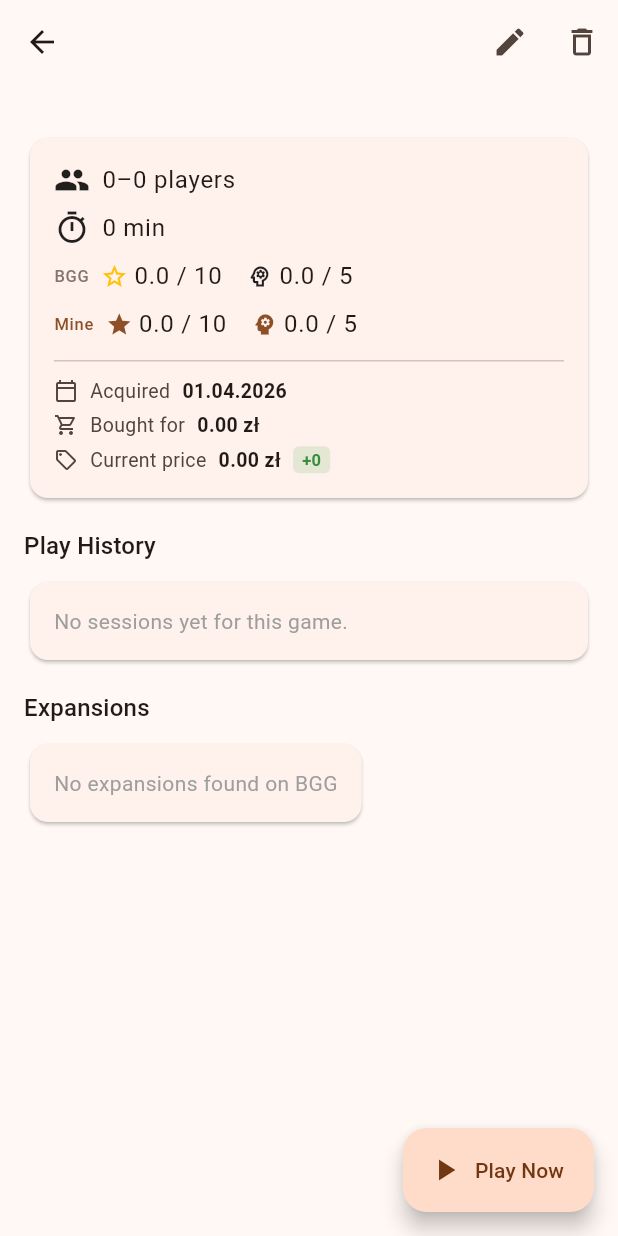
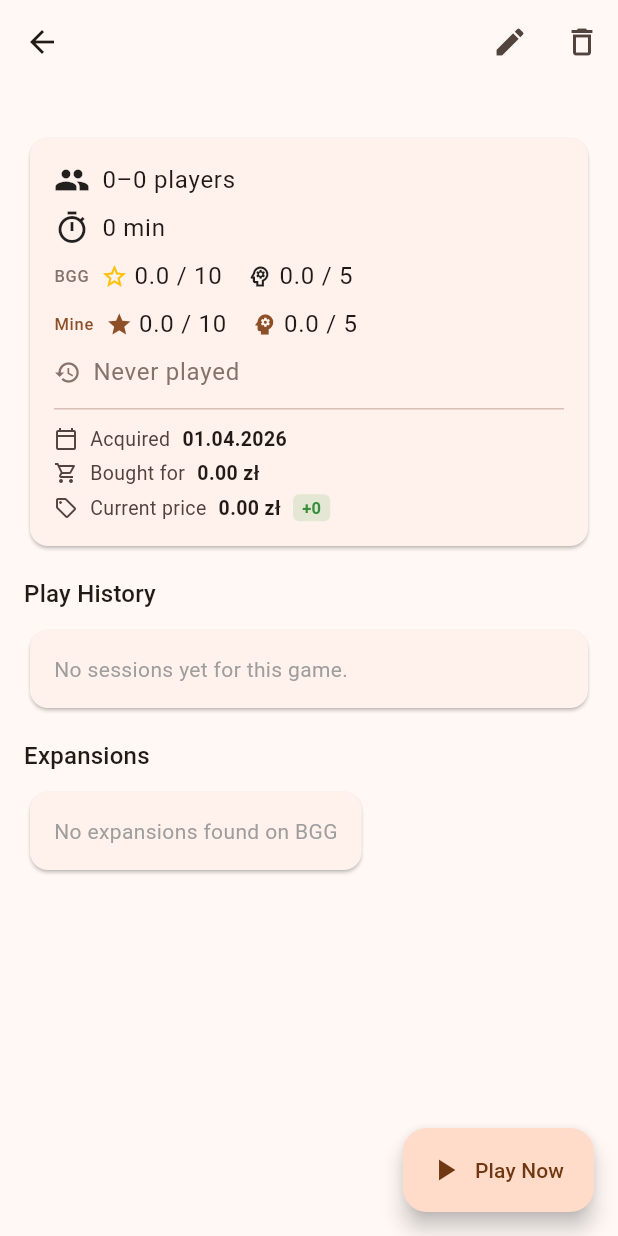
Before and after one commit to Kovali0/BoardGameApp, a Flutter app: the GameDetailScreen screen opened directly with empty values, on a phone screen of 412 x 824 dp. Run offline on Flutter 3.47's test engine with Material 3 defaults, Android fonts, the light colour scheme and no system bars; our stand-ins replace file_picker, package_info_plus, share_plus, shared_preferences, sqflite; accounts and stored records are empty; network calls fail.

Commit message:
feat: add last palyed filter/sort

```diff
--- a/lib/l10n/strings.dart
+++ b/lib/l10n/strings.dart
@@ -51,6 +51,9 @@ abstract class AppStrings {
   String get catalogSortZA;
   String get catalogSortRecentlyAdded;
   String get catalogSortMyRating;
+  String get catalogSortLastPlayed;
+  String get gameDetailLastPlayed;
+  String get gameDetailNeverPlayed;
   String get historySortNewest;
   String get historySortOldest;
   String get historySortByGame;
@@ -477,6 +480,9 @@ class EnStrings extends AppStrings {
   @override String get catalogSortZA => 'Z → A';
   @override String get catalogSortRecentlyAdded => 'Recently added';
   @override String get catalogSortMyRating => 'My rating';
+  @override String get catalogSortLastPlayed => 'Last played';
+  @override String get gameDetailLastPlayed => 'Last played';
+  @override String get gameDetailNeverPlayed => 'Never played';
   @override String get historySortNewest => 'Newest first';
   @override String get historySortOldest => 'Oldest first';
   @override String get historySortByGame => 'By game name';
@@ -914,6 +920,9 @@ class PlStrings extends AppStrings {
   @override String get catalogSortZA => 'Z → A';
   @override String get catalogSortRecentlyAdded => 'Ostatnio dodane';
   @override String get catalogSortMyRating => 'Moja ocena';
+  @override String get catalogSortLastPlayed => 'Ostatnio grane';
+  @override String get gameDetailLastPlayed => 'Ostatnio zagrana';
+  @override String get gameDetailNeverPlayed => 'Nigdy nie zagrana';
   @override String get historySortNewest => 'Najnowsze';
   @override String get historySortOldest => 'Najstarsze';
   @override String get historySortByGame => 'Po nazwie gry';
--- a/lib/screens/catalog/game_detail_screen.dart
+++ b/lib/screens/catalog/game_detail_screen.dart
@@ -92,6 +92,8 @@ class _GameDetailScreenState extends State<GameDetailScreen> {
           orElse: () => widget.game,
         );
     final s = context.watch<LanguageProvider>().strings;
+    final gameSessions = context.watch<SessionProvider>().sessionsForGame(game.id);
+    final lastPlayedDate = gameSessions.isNotEmpty ? gameSessions.first.startTime : null;
 
     return Scaffold(
       appBar: AppBar(
@@ -242,6 +244,28 @@ class _GameDetailScreenState extends State<GameDetailScreen> {
                       ],
                     ),
                   ],
+                  ...[
+                    const SizedBox(height: 8),
+                    Row(
+                      children: [
+                        Icon(Icons.history,
+                            size: 18,
+                            color: lastPlayedDate != null
+                                ? Theme.of(context).colorScheme.primary
+                                : Theme.of(context).colorScheme.outline),
+                        const SizedBox(width: 8),
+                        Text(
+                          lastPlayedDate != null
+                              ? '${s.gameDetailLastPlayed}: ${context.watch<SettingsProvider>().formatDate(lastPlayedDate)}'
+                              : s.gameDetailNeverPlayed,
+                          style: Theme.of(context).textTheme.bodyLarge?.copyWith(
+                              color: lastPlayedDate != null
+                                  ? null
+                                  : Theme.of(context).colorScheme.outline),
+                        ),
+                      ],
+                    ),
+                  ],
                   if (game.categories.isNotEmpty) ...[
                     const SizedBox(height: 12),
                     Text(s.pickerCategories,
@@ -292,13 +316,11 @@ class _GameDetailScreenState extends State<GameDetailScreen> {
                     const SizedBox(height: 12),
                     const Divider(height: 1),
                     const SizedBox(height: 10),
-                    Consumer<SessionProvider>(
-                      builder: (context, sessions, _) => _PriceRows(
+                    _PriceRows(
                       game: game,
                       allGames: allGames,
                       s: s,
-                        sessionCount: sessions.sessionsForGame(game.id).length,
-                      ),
+                      sessionCount: gameSessions.length,
                     ),
                   ],
                 ],
@@ -327,35 +349,28 @@ class _GameDetailScreenState extends State<GameDetailScreen> {
           const SizedBox(height: 16),
           Text(s.gameDetailPlayHistory, style: Theme.of(context).textTheme.titleMedium),
           const SizedBox(height: 8),
-          Consumer<SessionProvider>(
-            builder: (context, provider, _) {
-              final sessions = provider.sessionsForGame(game.id);
-              if (sessions.isEmpty) {
-                return Card(
+          if (gameSessions.isEmpty)
+            Card(
               child: Padding(
                 padding: const EdgeInsets.all(16),
                 child: Text(s.gameDetailNoSessions,
                     style: const TextStyle(color: Colors.grey)),
               ),
-                );
-              }
-              return Column(
-                children: sessions.map((session) {
+            )
+          else
+            Column(
+              children: gameSessions.map((session) {
                 final winner = session.players.isNotEmpty
                     ? session.players.first.playerName
                     : '?';
-                  final date = session.startTime;
-                  final dateStr = context.watch<SettingsProvider>().formatDate(date);
+                final dateStr = context.watch<SettingsProvider>().formatDate(session.startTime);
                 return ListTile(
-                    leading:
-                        const Icon(Icons.emoji_events, color: Colors.amber),
+                  leading: const Icon(Icons.emoji_events, color: Colors.amber),
                   title: Text(winner),
                   subtitle: Text(dateStr),
                   trailing: Text(session.durationFormatted),
                 );
               }).toList(),
-              );
-            },
             ),
 
           // Expansions section — only for base games
```
Also changed, not shown: lib/screens/catalog/catalog_screen.dart (+26 -5 lines). Lines whose indentation alone changed are shown as unchanged.
